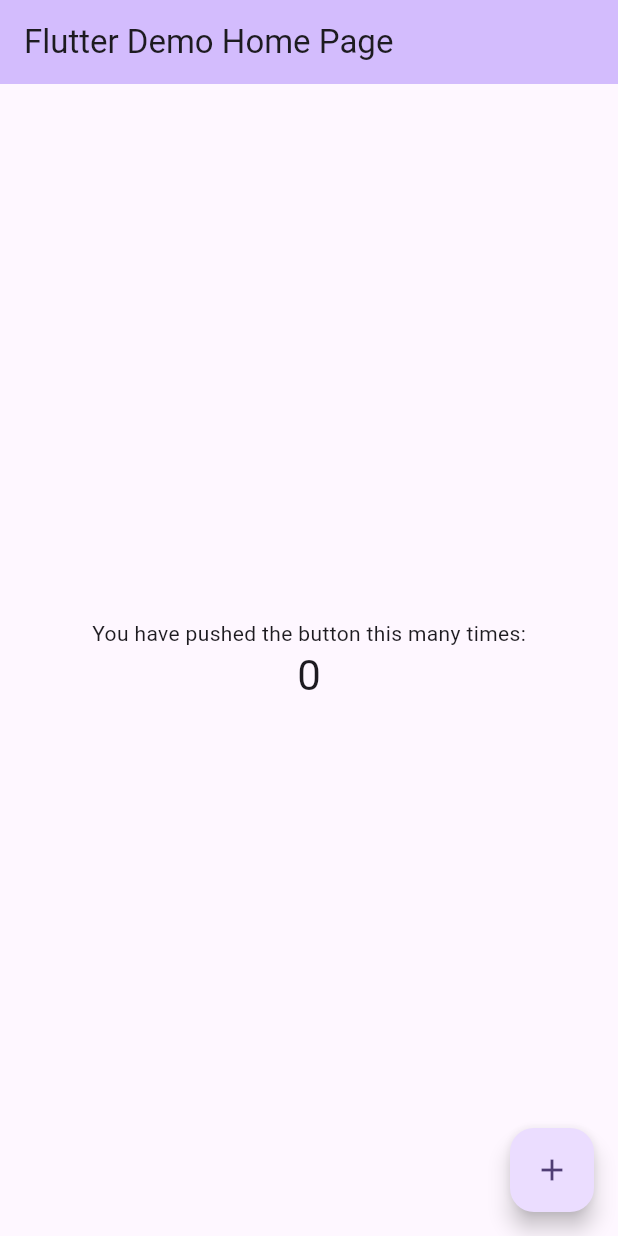
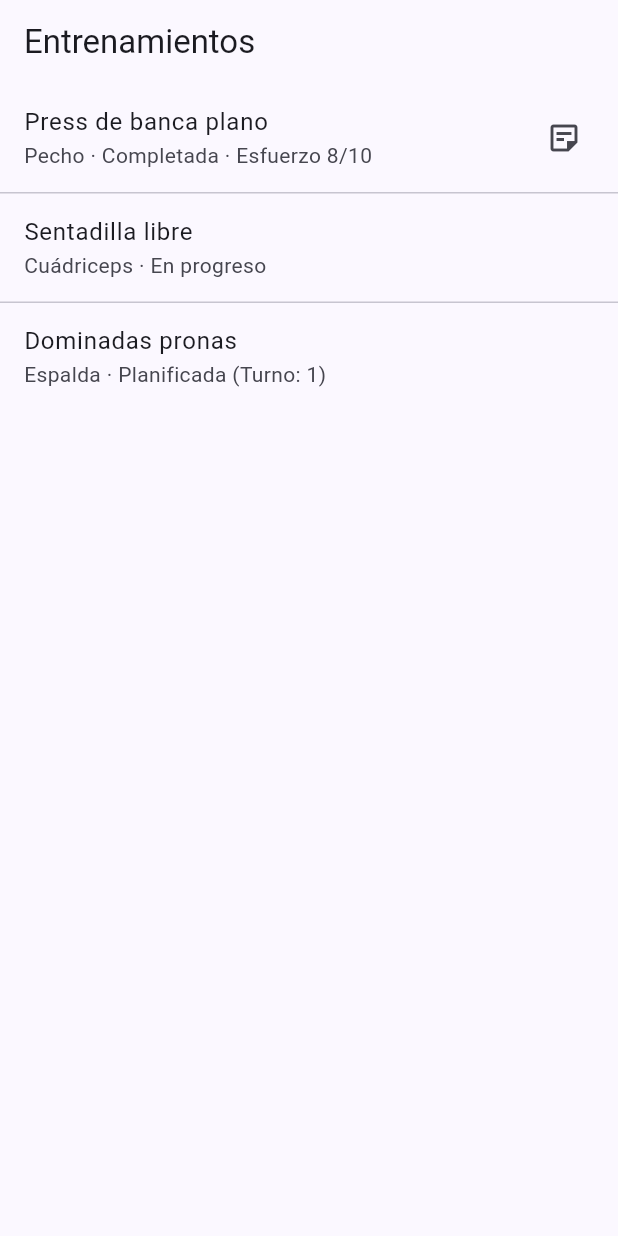
Before and after one commit to LaloAnd/mi_primer_app, a Flutter app: the screen it shows after launch, on a phone screen of 412 x 824 dp. Run offline on Flutter 3.47's test engine with Material 3 defaults, Android fonts, the phone set to English and light mode, and no system bars.

Commit message:
feat: visualización basica de entrenamientos desde assets en interfaz

```diff
--- a/lib/main.dart
+++ b/lib/main.dart
@@ -1,122 +1,78 @@
 import 'package:flutter/material.dart';
+import 'package:mi_primer_app/features/entrenamientos/data/entrenamientos_locales.dart';
+import 'package:mi_primer_app/features/entrenamientos/domain/sesion_ejercicio.dart';
 
-void main() {
-  runApp(const MyApp());
+void main() => runApp(const MiApp());
+
+class MiApp extends StatelessWidget {
+  const MiApp({super.key});
+
+  @override
+  Widget build(BuildContext context) => MaterialApp(
+        title: 'Entrenamientos',
+        theme: ThemeData(colorSchemeSeed: Colors.indigo),
+        home: const PantallaEntrenamientos(),
+      );
 }
 
-class MyApp extends StatelessWidget {
-  const MyApp({super.key});
+class PantallaEntrenamientos extends StatefulWidget {
+  const PantallaEntrenamientos({super.key});
 
-  // This widget is the root of your application.
   @override
-  Widget build(BuildContext context) {
-    return MaterialApp(
-      title: 'Flutter Demo',
-      theme: ThemeData(
-        // This is the theme of your application.
-        //
-        // TRY THIS: Try running your application with "flutter run". You'll see
-        // the application has a purple toolbar. Then, without quitting the app,
-        // try changing the seedColor in the colorScheme below to Colors.green
-        // and then invoke "hot reload" (save your changes or press the "hot
-        // reload" button in a Flutter-supported IDE, or press "r" if you used
-        // the command line to start the app).
-        //
-        // Notice that the counter didn't reset back to zero; the application
-        // state is not lost during the reload. To reset the state, use hot
-        // restart instead.
-        //
-        // This works for code too, not just values: Most code changes can be
-        // tested with just a hot reload.
-        colorScheme: .fromSeed(seedColor: Colors.deepPurple),
-      ),
-      home: const MyHomePage(title: 'Flutter Demo Home Page'),
-    );
-  }
+  State<PantallaEntrenamientos> createState() => _PantallaEntrenamientosState();
 }
 
-class MyHomePage extends StatefulWidget {
-  const MyHomePage({super.key, required this.title});
-
-  // This widget is the home page of your application. It is stateful, meaning
-  // that it has a State object (defined below) that contains fields that affect
-  // how it looks.
-
-  // This class is the configuration for the state. It holds the values (in this
-  // case the title) provided by the parent (in this case the App widget) and
-  // used by the build method of the State. Fields in a Widget subclass are
-  // always marked "final".
-
-  final String title;
+class _PantallaEntrenamientosState extends State<PantallaEntrenamientos> {
+  // `late final`: se instancia UNA sola vez al crear el State.
+  // Evita que FutureBuilder ejecute la lectura nuevamente en cada rebuild.
+  late final Future<List<SesionEjercicio>> _sesiones =
+      EntrenamientosLocales().obtenerTodos();
 
   @override
-  State<MyHomePage> createState() => _MyHomePageState();
+  Widget build(BuildContext context) => Scaffold(
+        appBar: AppBar(title: const Text('Entrenamientos')),
+        body: FutureBuilder<List<SesionEjercicio>>(
+          future: _sesiones,
+          builder: (context, snapshot) {
+            if (snapshot.connectionState != ConnectionState.done) {
+              return const Center(child: CircularProgressIndicator());
+            }
+            if (snapshot.hasError) {
+              // Muestra la excepción CampoInvalido detallando cuál fue la clave errónea
+              return Center(
+                child: Padding(
+                  padding: const EdgeInsets.all(16.0),
+                  child: Text(
+                    'Error de formato en datos:\n${snapshot.error}',
+                    textAlign: TextAlign.center,
+                    style: const TextStyle(color: Colors.red),
+                  ),
+                ),
+              );
+            }
+
+            final sesiones = snapshot.data ?? const <SesionEjercicio>[];
+            if (sesiones.isEmpty) {
+              return const Center(child: Text('No hay ejercicios registrados'));
+            }
+
+            return ListView.separated(
+              itemCount: sesiones.length,
+              separatorBuilder: (_, _) => const Divider(height: 1),
+              itemBuilder: (context, i) {
+                final sesion = sesiones[i];
+                return ListTile(
+                  title: Text(sesion.nombreEjercicio),
+                  subtitle: Text(
+                    '${sesion.musculoObjetivo} · ${sesion.estado.etiqueta}',
+                  ),
+                  trailing: sesion.tieneNotas
+                      ? const Icon(Icons.sticky_note_2_outlined)
+                      : null,
+                );
+              },
+            );
+          },
+        ),
+      );
 }
-
-class _MyHomePageState extends State<MyHomePage> {
-  int _counter = 0;
-
-  void _incrementCounter() {
-    setState(() {
-      // This call to setState tells the Flutter framework that something has
-      // changed in this State, which causes it to rerun the build method below
-      // so that the display can reflect the updated values. If we changed
-      // _counter without calling setState(), then the build method would not be
-      // called again, and so nothing would appear to happen.
-      _counter++;
-    });
-  }
-
-  @override
-  Widget build(BuildContext context) {
-    // This method is rerun every time setState is called, for instance as done
-    // by the _incrementCounter method above.
-    //
-    // The Flutter framework has been optimized to make rerunning build methods
-    // fast, so that you can just rebuild anything that needs updating rather
-    // than having to individually change instances of widgets.
-    return Scaffold(
-      appBar: AppBar(
-        // TRY THIS: Try changing the color here to a specific color (to
-        // Colors.amber, perhaps?) and trigger a hot reload to see the AppBar
-        // change color while the other colors stay the same.
-        backgroundColor: Theme.of(context).colorScheme.inversePrimary,
-        // Here we take the value from the MyHomePage object that was created by
-        // the App.build method, and use it to set our appbar title.
-        title: Text(widget.title),
-      ),
-      body: Center(
-        // Center is a layout widget. It takes a single child and positions it
-        // in the middle of the parent.
-        child: Column(
-          // Column is also a layout widget. It takes a list of children and
-          // arranges them vertically. By default, it sizes itself to fit its
-          // children horizontally, and tries to be as tall as its parent.
-          //
-          // Column has various properties to control how it sizes itself and
-          // how it positions its children. Here we use mainAxisAlignment to
-          // center the children vertically; the main axis here is the vertical
-          // axis because Columns are vertical (the cross axis would be
-          // horizontal).
-          //
-          // TRY THIS: Invoke "debug painting" (choose the "Toggle Debug Paint"
-          // action in the IDE, or press "p" in the console), to see the
-          // wireframe for each widget.
-          mainAxisAlignment: .center,
-          children: [
-            const Text('You have pushed the button this many times:'),
-            Text(
-              '$_counter',
-              style: Theme.of(context).textTheme.headlineMedium,
-            ),
-          ],
-        ),
-      ),
-      floatingActionButton: FloatingActionButton(
-        onPressed: _incrementCounter,
-        tooltip: 'Increment',
-        child: const Icon(Icons.add),
-      ),
-    );
-  }
-}
```
